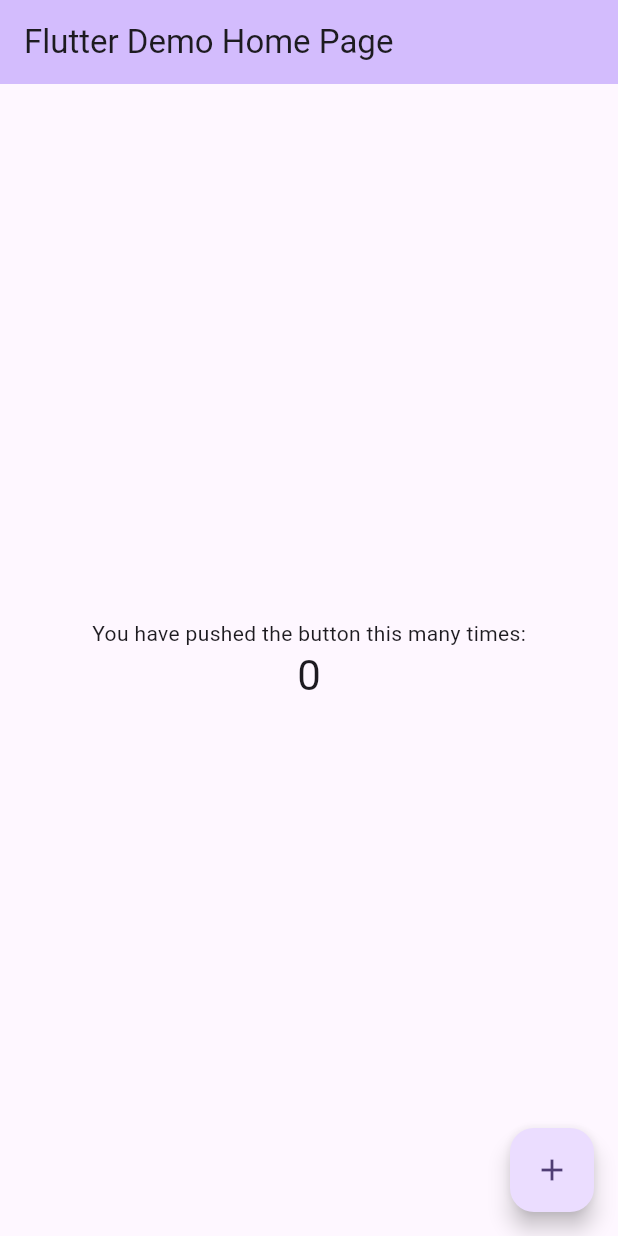
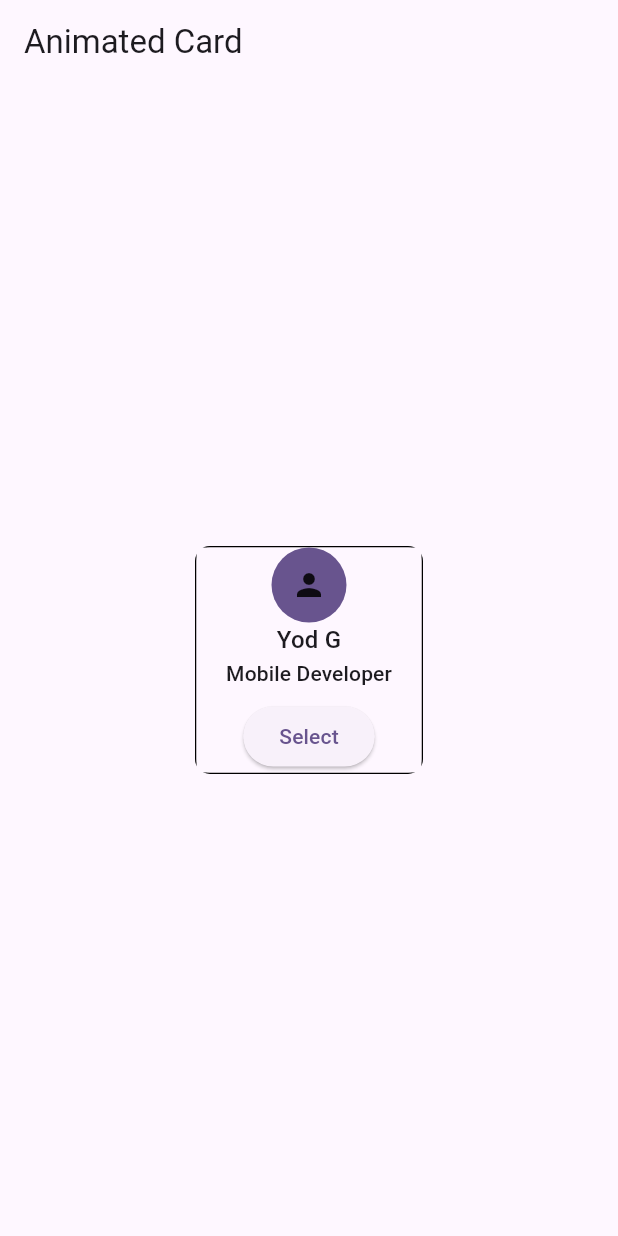
Before and after one commit to yoditgirma/flutter_task7, a Flutter app: the screen it shows after launch, on a phone screen of 412 x 824 dp. Run offline on Flutter 3.47's test engine with Material 3 defaults, Android fonts, the phone set to English and light mode, and no system bars.

Commit message:
finished task 7

```diff
--- a/lib/main.dart
+++ b/lib/main.dart
@@ -6,47 +6,18 @@ void main() {
 
 class MyApp extends StatelessWidget {
   const MyApp({super.key});
-
-  // This widget is the root of your application.
   @override
   Widget build(BuildContext context) {
     return MaterialApp(
-      title: 'Flutter Demo',
-      theme: ThemeData(
-        // This is the theme of your application.
-        //
-        // TRY THIS: Try running your application with "flutter run". You'll see
-        // the application has a purple toolbar. Then, without quitting the app,
-        // try changing the seedColor in the colorScheme below to Colors.green
-        // and then invoke "hot reload" (save your changes or press the "hot
-        // reload" button in a Flutter-supported IDE, or press "r" if you used
-        // the command line to start the app).
-        //
-        // Notice that the counter didn't reset back to zero; the application
-        // state is not lost during the reload. To reset the state, use hot
-        // restart instead.
-        //
-        // This works for code too, not just values: Most code changes can be
-        // tested with just a hot reload.
-        colorScheme: .fromSeed(seedColor: Colors.deepPurple),
-      ),
-      home: const MyHomePage(title: 'Flutter Demo Home Page'),
+      theme: ThemeData(colorScheme: .fromSeed(seedColor: Colors.deepPurple)),
+      debugShowCheckedModeBanner: false,
+      home: const MyHomePage(title: 'Animated Card'),
     );
   }
 }
 
 class MyHomePage extends StatefulWidget {
   const MyHomePage({super.key, required this.title});
-
-  // This widget is the home page of your application. It is stateful, meaning
-  // that it has a State object (defined below) that contains fields that affect
-  // how it looks.
-
-  // This class is the configuration for the state. It holds the values (in this
-  // case the title) provided by the parent (in this case the App widget) and
-  // used by the build method of the State. Fields in a Widget subclass are
-  // always marked "final".
-
   final String title;
 
   @override
@@ -54,68 +25,61 @@ class MyHomePage extends StatefulWidget {
 }
 
 class _MyHomePageState extends State<MyHomePage> {
-  int _counter = 0;
-
-  void _incrementCounter() {
-    setState(() {
-      // This call to setState tells the Flutter framework that something has
-      // changed in this State, which causes it to rerun the build method below
-      // so that the display can reflect the updated values. If we changed
-      // _counter without calling setState(), then the build method would not be
-      // called again, and so nothing would appear to happen.
-      _counter++;
-    });
-  }
+  bool isSelected = false;
 
   @override
   Widget build(BuildContext context) {
-    // This method is rerun every time setState is called, for instance as done
-    // by the _incrementCounter method above.
-    //
-    // The Flutter framework has been optimized to make rerunning build methods
-    // fast, so that you can just rebuild anything that needs updating rather
-    // than having to individually change instances of widgets.
+    final colors = Theme.of(context).colorScheme;
     return Scaffold(
-      appBar: AppBar(
-        // TRY THIS: Try changing the color here to a specific color (to
-        // Colors.amber, perhaps?) and trigger a hot reload to see the AppBar
-        // change color while the other colors stay the same.
-        backgroundColor: Theme.of(context).colorScheme.inversePrimary,
-        // Here we take the value from the MyHomePage object that was created by
-        // the App.build method, and use it to set our appbar title.
-        title: Text(widget.title),
+      appBar: AppBar(title: Text(widget.title)),
+      body: Center(
+        child: Container(
+          decoration: BoxDecoration(
+            borderRadius: isSelected
+                ? BorderRadius.circular(0)
+                : BorderRadius.circular(10),
+            border: BoxBorder.all(),
           ),
-      body: Center(
-        // Center is a layout widget. It takes a single child and positions it
-        // in the middle of the parent.
+          child: AnimatedContainer(
+            duration: Duration(milliseconds: 200),
+            width: isSelected ? 300 : 150,
+            height: 150,
+            color: isSelected
+                ? colors.primary.withValues(alpha: 0.5)
+                : colors.surface,
             child: Column(
-          // Column is also a layout widget. It takes a list of children and
-          // arranges them vertically. By default, it sizes itself to fit its
-          // children horizontally, and tries to be as tall as its parent.
-          //
-          // Column has various properties to control how it sizes itself and
-          // how it positions its children. Here we use mainAxisAlignment to
-          // center the children vertically; the main axis here is the vertical
-          // axis because Columns are vertical (the cross axis would be
-          // horizontal).
-          //
-          // TRY THIS: Invoke "debug painting" (choose the "Toggle Debug Paint"
-          // action in the IDE, or press "p" in the console), to see the
-          // wireframe for each widget.
               mainAxisAlignment: .center,
               children: [
-            const Text('You have pushed the button this many times:'),
+                Container(
+                  height: 50,
+                  width: 50,
+                  decoration: BoxDecoration(
+                    color: colors.primary,
+                    borderRadius: BorderRadius.circular(50),
+                  ),
+                  child: Center(child: Icon(Icons.person)),
+                ),
+                Text('Yod G', style: Theme.of(context).textTheme.titleMedium),
                 Text(
-              '$_counter',
-              style: Theme.of(context).textTheme.headlineMedium,
+                  "Mobile Developer",
+                  style: Theme.of(context).textTheme.titleSmall,
+                ),
+
+                Padding(
+                  padding: const EdgeInsets.all(8.0),
+                  child: ElevatedButton(
+                    onPressed: () => {
+                      setState(() {
+                        isSelected = !isSelected;
+                      }),
+                    },
+                    child: Text(isSelected ? 'Selected' : 'Select'),
+                  ),
                 ),
               ],
             ),
           ),
-      floatingActionButton: FloatingActionButton(
-        onPressed: _incrementCounter,
-        tooltip: 'Increment',
-        child: const Icon(Icons.add),
+        ),
       ),
     );
   }
```
Lines whose indentation alone changed are shown as unchanged.
